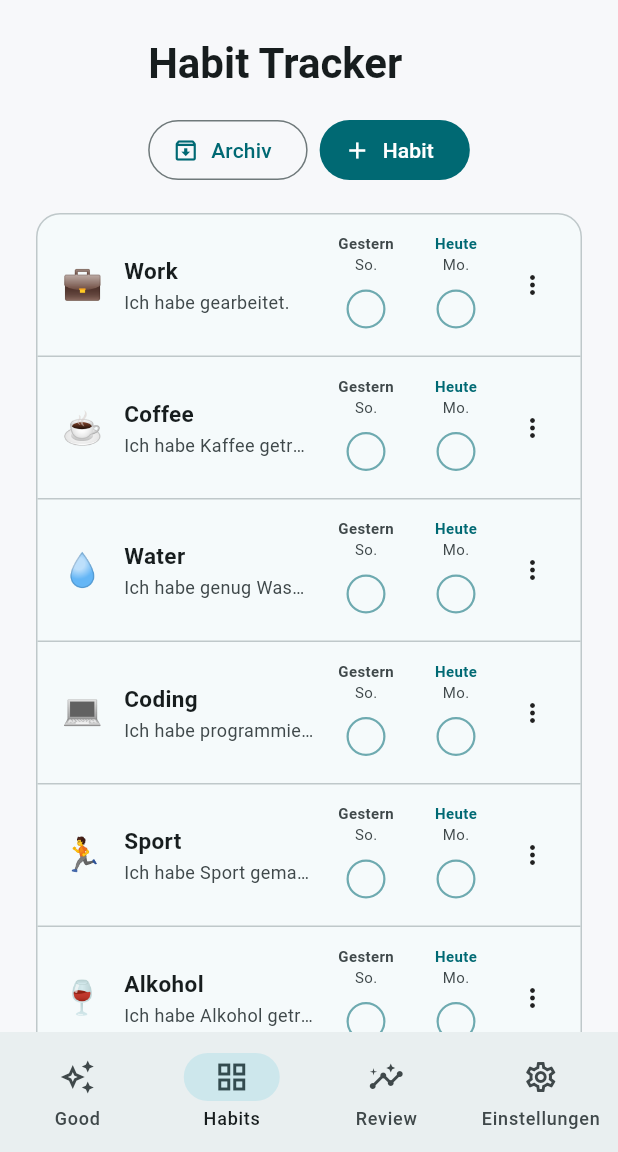
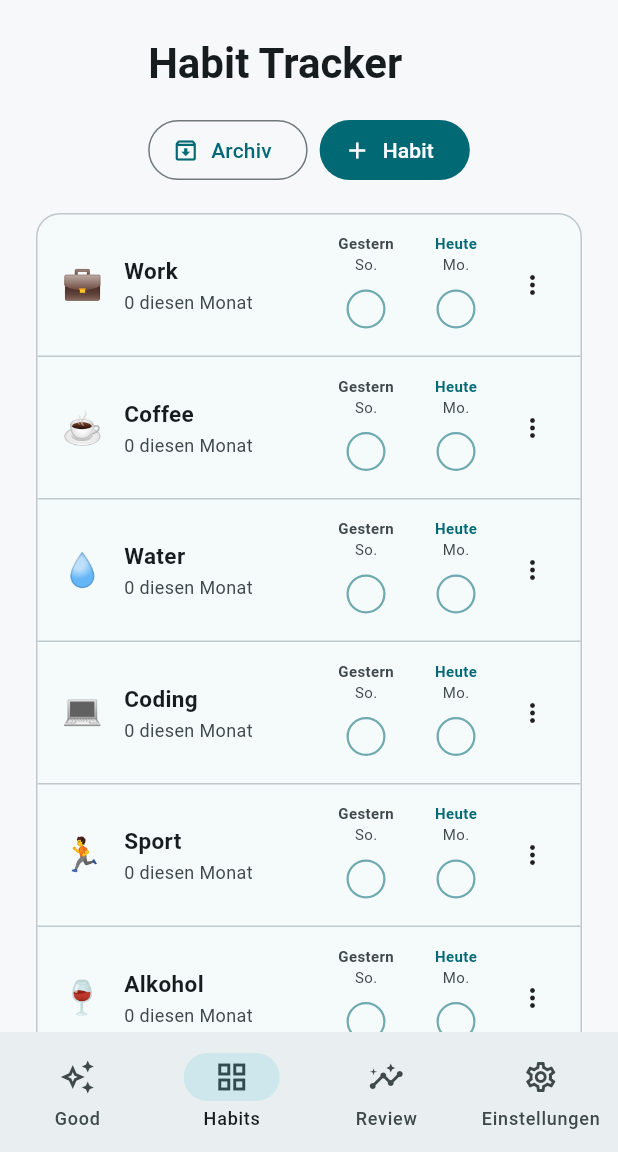
Before and after one commit to Rab2385/lighthouse_mini, a Flutter app: the screen it shows after launch, item 2 of the bottom bar chosen, on a phone screen of 412 x 824 dp, the part 84-1236 px from its top. Run offline on Flutter 3.47's test engine with Material 3 defaults, Android fonts, the phone set to English and light mode, and no system bars; our stand-ins replace sembast, sembast_web; Roboto replaces fonts that are missing (Arial).

Commit message:
feat: drop the habit description field
Habits are just a name and a symbol now. Removed the description input
from the editor sheet, the field from the model, and the few places it
was shown (archived list subtitle, compact-row caption, name tooltip).

Co-Authored-By: Claude Sonnet 5 <noreply@anthropic.com>

```diff
--- a/lib/l10n/app_strings.dart
+++ b/lib/l10n/app_strings.dart
@@ -103,9 +103,6 @@ class AppStrings {
   String get emojiCatMind => _p('Geist & Kreativität', 'Mind & creativity');
   String get emojiCatHome => _p('Zuhause', 'Home');
   String get emojiCatNature => _p('Natur', 'Nature');
-  String get description => _p('Beschreibung', 'Description');
-  String get habitDescriptionHint =>
-      _p('Was bedeutet die Markierung?', 'What does the mark mean?');
   String get archivedHabits => _p('Archivierte Habits', 'Archived habits');
   String get noArchivedHabits =>
       _p('Keine archivierten Habits.', 'No archived habits.');
--- a/lib/models/habit.dart
+++ b/lib/models/habit.dart
@@ -3,7 +3,6 @@ class Habit {
     required this.id,
     required this.name,
     required this.emoji,
-    required this.description,
     required this.isArchived,
     required this.sortOrder,
     required this.createdAt,
@@ -12,7 +11,6 @@ class Habit {
   final String id;
   final String name;
   final String emoji;
-  final String description;
   final bool isArchived;
   final int sortOrder;
   final DateTime createdAt;
@@ -21,7 +19,6 @@ class Habit {
     String? id,
     String? name,
     String? emoji,
-    String? description,
     bool? isArchived,
     int? sortOrder,
     DateTime? createdAt,
@@ -30,7 +27,6 @@ class Habit {
       id: id ?? this.id,
       name: name ?? this.name,
       emoji: emoji ?? this.emoji,
-      description: description ?? this.description,
       isArchived: isArchived ?? this.isArchived,
       sortOrder: sortOrder ?? this.sortOrder,
       createdAt: createdAt ?? this.createdAt,
@@ -42,7 +38,6 @@ class Habit {
       'id': id,
       'name': name,
       'emoji': emoji,
-      'description': description,
       'isArchived': isArchived,
       'sortOrder': sortOrder,
       'createdAt': createdAt.toIso8601String(),
@@ -54,7 +49,6 @@ class Habit {
       id: map['id']! as String,
       name: map['name']! as String,
       emoji: map['emoji'] as String? ?? '✓',
-      description: map['description'] as String? ?? '',
       isArchived: map['isArchived'] as bool? ?? false,
       sortOrder: map['sortOrder'] as int? ?? 0,
       createdAt: DateTime.parse(map['createdAt']! as String),
--- a/lib/pages/habits_page.dart
+++ b/lib/pages/habits_page.dart
@@ -185,9 +185,6 @@ class _HabitsPageState extends State<HabitsPage> with WidgetsBindingObserver {
                         style: const TextStyle(fontSize: 23),
                       ),
                       title: Text(habit.name),
-                      subtitle: habit.description.isEmpty
-                          ? null
-                          : Text(habit.description),
                       trailing: Wrap(
                         spacing: 4,
                         children: [
@@ -582,9 +579,7 @@ class _HabitCompactRow extends StatelessWidget {
                 ),
                 const SizedBox(height: 2),
                 Text(
-                  habit.description.isEmpty
-                      ? strings.nThisMonth(monthTotal)
-                      : habit.description,
+                  strings.nThisMonth(monthTotal),
                   maxLines: 1,
                   overflow: TextOverflow.ellipsis,
                   style: TextStyle(
@@ -915,9 +910,7 @@ class _HabitNameCell extends StatelessWidget {
           const SizedBox(width: 9),
           Expanded(
             child: Tooltip(
-              message: habit.description.isEmpty
-                  ? habit.name
-                  : habit.description,
+              message: habit.name,
               child: Text(
                 habit.name,
                 overflow: TextOverflow.ellipsis,
--- a/lib/state/lighthouse_controller.dart
+++ b/lib/state/lighthouse_controller.dart
@@ -392,7 +392,6 @@ class LighthouseController extends ChangeNotifier {
   Future<void> addHabit({
     required String name,
     required String emoji,
-    required String description,
   }) async {
     final cleanName = name.trim();
 
@@ -404,7 +403,6 @@ class LighthouseController extends ChangeNotifier {
       id: _createId(),
       name: cleanName,
       emoji: emoji.trim().isEmpty ? '✓' : emoji.trim(),
-      description: description.trim(),
       isArchived: false,
       sortOrder: _habits.length,
       createdAt: DateTime.now(),
@@ -420,7 +418,6 @@ class LighthouseController extends ChangeNotifier {
     required String id,
     required String name,
     required String emoji,
-    required String description,
   }) async {
     final cleanName = name.trim();
 
@@ -437,7 +434,6 @@ class LighthouseController extends ChangeNotifier {
     final updated = _habits[index].copyWith(
       name: cleanName,
       emoji: emoji.trim().isEmpty ? '✓' : emoji.trim(),
-      description: description.trim(),
     );
 
     _habits[index] = updated;
@@ -554,7 +550,6 @@ class LighthouseController extends ChangeNotifier {
         id: 'work',
         name: 'Work',
         emoji: '💼',
-        description: 'Ich habe gearbeitet.',
         isArchived: false,
         sortOrder: 0,
         createdAt: now,
@@ -563,7 +558,6 @@ class LighthouseController extends ChangeNotifier {
         id: 'coffee',
         name: 'Coffee',
         emoji: '☕',
-        description: 'Ich habe Kaffee getrunken.',
         isArchived: false,
         sortOrder: 1,
         createdAt: now,
@@ -572,7 +566,6 @@ class LighthouseController extends ChangeNotifier {
         id: 'water',
         name: 'Water',
         emoji: '💧',
-        description: 'Ich habe genug Wasser getrunken.',
         isArchived: false,
         sortOrder: 2,
         createdAt: now,
@@ -581,7 +574,6 @@ class LighthouseController extends ChangeNotifier {
         id: 'coding',
         name: 'Coding',
         emoji: '💻',
-        description: 'Ich habe programmiert.',
         isArchived: false,
         sortOrder: 3,
         createdAt: now,
@@ -590,7 +582,6 @@ class LighthouseController extends ChangeNotifier {
         id: 'sport',
         name: 'Sport',
         emoji: '🏃',
-        description: 'Ich habe Sport gemacht.',
         isArchived: false,
         sortOrder: 4,
         createdAt: now,
@@ -599,7 +590,6 @@ class LighthouseController extends ChangeNotifier {
         id: 'alcohol',
         name: 'Alkohol',
         emoji: '🍷',
-        description: 'Ich habe Alkohol getrunken.',
         isArchived: false,
         sortOrder: 5,
         createdAt: now,
```
Also changed, not shown: lib/widgets/habit_editor_sheet.dart (+3 -21 lines), 1 other file.
